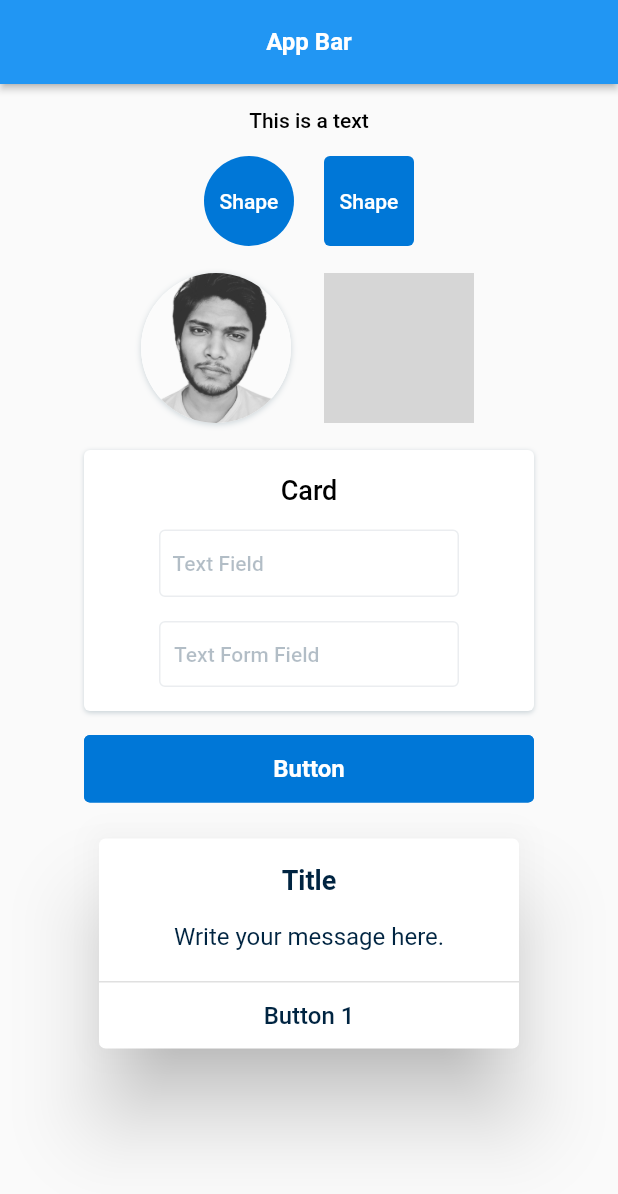
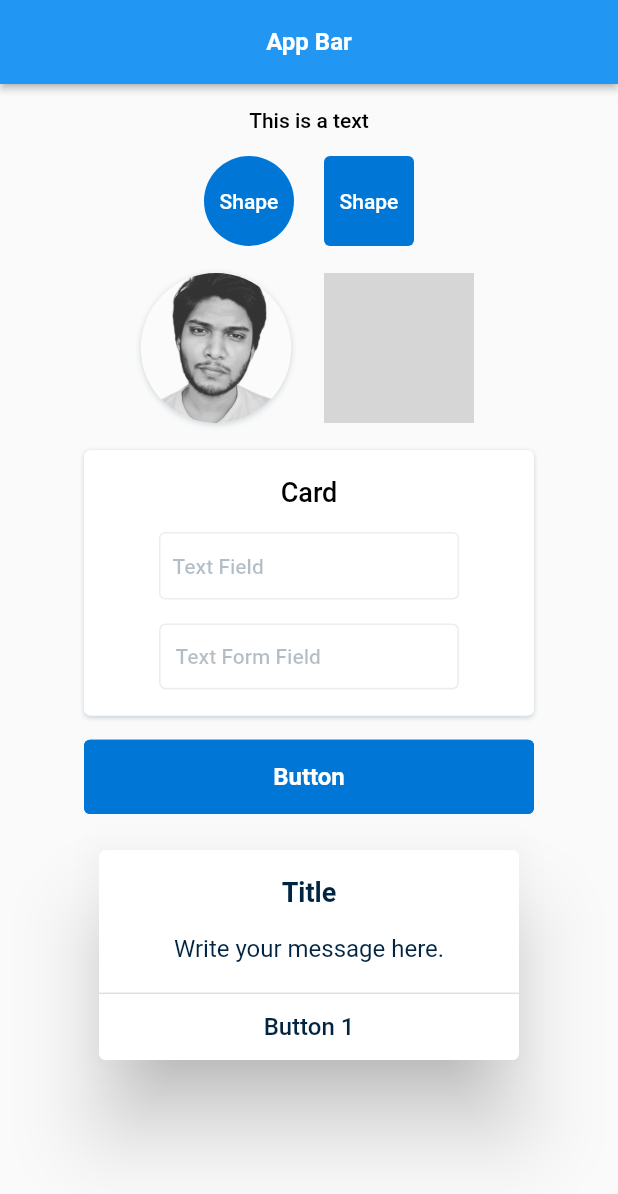
Before and after one commit to shajedulislam/pro_widgets, a Flutter app: the screen it shows after launch, on a phone screen of 412 x 824 dp. Shown: the top 1194 px of the screen. Run offline on Flutter 3.47's test engine with Material 2 defaults, Android fonts, the phone set to English and light mode, and no system bars; our stand-ins replace flutter_svg; network calls fail; grey boxes are pictures that could not be loaded.

Commit message:
responsive values added

```diff
--- a/example/lib/main.dart
+++ b/example/lib/main.dart
@@ -94,7 +94,6 @@ class UdWidgetsDemo extends StatelessWidget {
               const ProGap(y: 16),
               ProCard(
                 width: 300,
-                borderRadius: 4,
                 shadowColor: Colors.blueGrey.withOpacity(0.3),
                 child: Align(
                   alignment: Alignment.center,
--- a/lib/widgets/buttons/basic_button.dart
+++ b/lib/widgets/buttons/basic_button.dart
@@ -1,6 +1,7 @@
 import 'package:flutter/material.dart';
 import 'package:pro_widgets/colors.dart';
 
+import '../../responsiveness/responsive.dart';
 import '../box_decoration.dart';
 import '../texts/text.dart';
 
@@ -55,6 +56,7 @@ class ProButtonBasic extends StatelessWidget {
 
   @override
   Widget build(BuildContext context) {
+    double design = doNotUseThisDesignValue(context: context);
     return Container(
       decoration: proBoxDecoration(
         borderRadius: borderRadius,
@@ -68,17 +70,17 @@ class ProButtonBasic extends StatelessWidget {
         borderColor: borderColor ?? Colors.transparent,
         borderWidth: borderWidth ?? 0,
       ),
-      width: width ?? 100,
-      height: height ?? 45,
+      width: width ?? design * 100,
+      height: height ?? design * 45,
       child: ElevatedButton(
         style: ElevatedButton.styleFrom(
           elevation: 0,
-          minimumSize: const Size(50, 20),
-          padding: padding ?? const EdgeInsets.all(4),
+          minimumSize: Size(design * 50, design * 20),
+          padding: padding ?? EdgeInsets.all(design * 4),
           backgroundColor: backgroundColor ?? ProColors.blueDeep,
           shape: RoundedRectangleBorder(
             borderRadius: BorderRadius.circular(
-              borderRadius ?? 4,
+              borderRadius ?? design * 4,
             ),
           ),
           shadowColor: Colors.transparent,
--- a/lib/widgets/card.dart
+++ b/lib/widgets/card.dart
@@ -1,4 +1,6 @@
 import 'package:flutter/material.dart';
+
+import '../responsiveness/responsive.dart';
 
 class ProCard extends StatelessWidget {
   final double? width;
@@ -67,11 +69,12 @@ class ProCard extends StatelessWidget {
   }) : super(key: key);
   @override
   Widget build(BuildContext context) {
+    double design = doNotUseThisDesignValue(context: context);
     return Container(
       key: key,
       width: width,
       height: height,
-      padding: padding ?? const EdgeInsets.all(16),
+      padding: padding ?? EdgeInsets.all(design * 16),
       margin: margin ?? const EdgeInsets.all(0),
       decoration: BoxDecoration(
         color: gradientEnable != true ? backgroundColor ?? Colors.white : null,
@@ -94,14 +97,16 @@ class ProCard extends StatelessWidget {
             : null,
         borderRadius: customBorderRadius ??
             BorderRadius.all(
-              Radius.circular(borderRadius ?? 2),
+              Radius.circular(
+                borderRadius ?? design * 4,
+              ),
             ),
         boxShadow: disableShadow != true
             ? [
                 BoxShadow(
                   color: shadowColor ?? Colors.black.withOpacity(0.05),
-                  offset: shadowOffset ?? const Offset(0, 1),
-                  blurRadius: shadowBlurRadius ?? 2,
+                  offset: shadowOffset ?? Offset(0, design * 1),
+                  blurRadius: shadowBlurRadius ?? design * 2,
                   spreadRadius: shadowSpreadRadius ?? 0,
                 ),
               ]
--- a/lib/widgets/divider.dart
+++ b/lib/widgets/divider.dart
@@ -1,5 +1,7 @@
 import 'package:flutter/material.dart';
 import 'package:pro_widgets/colors.dart';
+
+import '../responsiveness/responsive.dart';
 
 class ProDivider extends StatelessWidget {
   final Color? color;
@@ -18,10 +20,11 @@ class ProDivider extends StatelessWidget {
 
   @override
   Widget build(BuildContext context) {
+    double design = doNotUseThisDesignValue(context: context);
     return Container(
       key: key,
       width: width ?? (MediaQuery.of(context).size.width / 100) * 50,
-      height: height ?? 1,
+      height: height ?? design * 1,
       color: color ?? ProColors.border,
       margin: margin ?? const EdgeInsets.all(0),
     );
--- a/lib/widgets/inputs/text_form_field.dart
+++ b/lib/widgets/inputs/text_form_field.dart
@@ -2,6 +2,7 @@ import 'package:flutter/material.dart';
 import 'package:flutter/services.dart';
 import 'package:pro_widgets/colors.dart';
 
+import '../../responsiveness/responsive.dart';
 import '../box_decoration.dart';
 
 class ProTextFormField extends StatelessWidget {
@@ -124,6 +125,7 @@ class ProTextFormField extends StatelessWidget {
 
   @override
   Widget build(BuildContext context) {
+    double design = doNotUseThisDesignValue(context: context);
     return Column(
       crossAxisAlignment: CrossAxisAlignment.start,
       children: [
@@ -150,41 +152,41 @@ class ProTextFormField extends StatelessWidget {
               isDense: true,
               contentPadding: EdgeInsets.symmetric(
                 horizontal: paddingHorizontal ?? 0,
-                vertical: paddingVertical ?? 16.5,
+                vertical: paddingVertical ?? design * 14,
               ),
               filled: true,
               fillColor: enabled == true
                   ? backgroundColor ?? Colors.white
                   : ProColors.background,
               border: _prepareBorder(
-                borderRadius: borderRadius ?? 4,
+                borderRadius: borderRadius ?? design * 4,
                 color: borderColor ?? ProColors.border,
-                borderWidth: borderWidth ?? 1,
+                borderWidth: borderWidth ?? design * 1,
               ),
               focusedBorder: _prepareBorder(
-                borderRadius: borderRadius ?? 4,
+                borderRadius: borderRadius ?? design * 4,
                 color: borderColor ?? ProColors.border,
-                borderWidth: borderWidth ?? 1,
+                borderWidth: borderWidth ?? design * 1,
               ),
               disabledBorder: _prepareBorder(
-                borderRadius: borderRadius ?? 4,
+                borderRadius: borderRadius ?? design * 4,
                 color: borderColor ?? ProColors.border,
-                borderWidth: borderWidth ?? 1,
+                borderWidth: borderWidth ?? design * 1,
               ),
               enabledBorder: _prepareBorder(
-                borderRadius: borderRadius ?? 4,
+                borderRadius: borderRadius ?? design * 4,
                 color: borderColor ?? ProColors.border,
-                borderWidth: borderWidth ?? 1,
+                borderWidth: borderWidth ?? design * 1,
               ),
               errorBorder: _prepareBorder(
-                borderRadius: borderRadius ?? 4,
+                borderRadius: borderRadius ?? design * 4,
                 color: borderColor ?? ProColors.border,
-                borderWidth: borderWidth ?? 1,
+                borderWidth: borderWidth ?? design * 1,
               ),
               focusedErrorBorder: _prepareBorder(
-                borderRadius: borderRadius ?? 4,
+                borderRadius: borderRadius ?? design * 4,
                 color: borderColor ?? ProColors.border,
-                borderWidth: borderWidth ?? 1,
+                borderWidth: borderWidth ?? design * 1,
               ),
               hintText: hint ?? "Hint Text",
               hintStyle: TextStyle(
@@ -203,13 +205,13 @@ class ProTextFormField extends StatelessWidget {
               errorMaxLines: 2,
               prefixIcon: prefix ?? const SizedBox.shrink(),
               prefixIconConstraints: BoxConstraints(
-                minWidth: prefixSize?.width ?? 10,
-                minHeight: prefixSize?.height ?? 10,
+                minWidth: prefixSize?.width ?? design * 10,
+                minHeight: prefixSize?.height ?? design * 10,
               ),
               suffixIcon: suffix ?? const SizedBox.shrink(),
               suffixIconConstraints: BoxConstraints(
-                minWidth: suffixSize?.width ?? 1,
-                minHeight: suffixSize?.height ?? 1,
+                minWidth: suffixSize?.width ?? design * 1,
+                minHeight: suffixSize?.height ?? design * 1,
               ),
               enabled: enabled,
             ),
```
